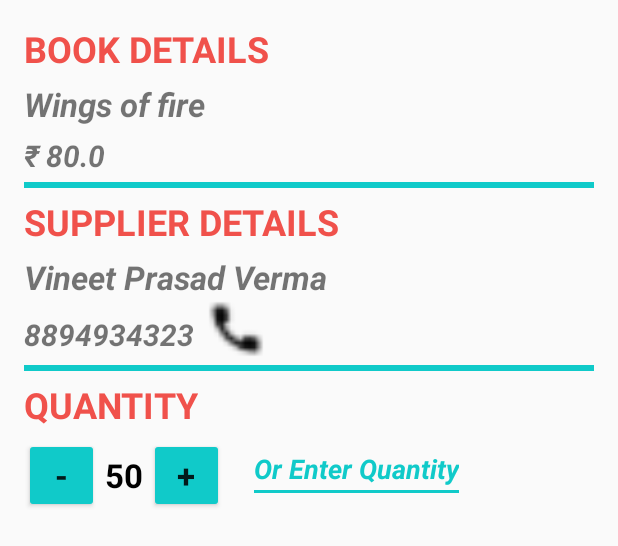
After one commit to VineetPrasadVerma/InventoryApp, an Android app: the layout product_details.xml on its own in the app's theme, with its tools: preview values and no code run, on a phone screen of 412 x 824 dp. The commit adds this screen. Shown: the top 546 px of the screen. Run offline under Robolectric (Android 15) with nearby library versions, the phone set to English and light mode, and no system bars.

Commit message:
Add prodcut_details.xml

```diff
--- /dev/null
+++ b/app/src/main/java/com/example/vineetprasadverma/inventoryapp/ProductDetails.java
@@ -0,0 +1,4 @@
+package com.example.vineetprasadverma.inventoryapp;
+
+public class ProductDetails {
+}
--- /dev/null
+++ b/app/src/main/res/layout/product_details.xml
@@ -0,0 +1,147 @@
+<?xml version="1.0" encoding="utf-8"?>
+<LinearLayout xmlns:android="http://schemas.android.com/apk/res/android"
+    xmlns:tools="http://schemas.android.com/tools"
+    android:layout_width="match_parent"
+    android:layout_height="match_parent"
+    android:orientation="vertical"
+    android:padding="@dimen/sixteen_dp">
+
+    <TextView
+        android:layout_width="wrap_content"
+        android:layout_height="wrap_content"
+        android:text="@string/book_details"
+        android:textColor="@color/orange_color"
+        android:textSize="@dimen/twenty_four_sp"
+        android:textStyle="bold" />
+
+    <TextView
+        android:id="@+id/details_book_name"
+        android:layout_width="wrap_content"
+        android:layout_height="wrap_content"
+        android:layout_marginTop="@dimen/six_dp"
+        android:textSize="@dimen/twenty_two_sp"
+        android:textStyle="bold|italic"
+        tools:text="Wings of fire" />
+
+    <TextView
+        android:id="@+id/details_book_price"
+        android:layout_width="wrap_content"
+        android:layout_height="wrap_content"
+        android:layout_marginTop="@dimen/six_dp"
+        android:textSize="@dimen/twenty_sp"
+        android:textStyle="bold|italic"
+        tools:text="@string/eighty" />
+
+    <View
+        android:layout_width="match_parent"
+        android:layout_height="@dimen/four_dp"
+        android:layout_marginTop="@dimen/four_dp"
+        android:background="@color/color_Accent" />
+
+    <TextView
+        android:layout_width="wrap_content"
+        android:layout_height="wrap_content"
+        android:layout_marginTop="@dimen/six_dp"
+        android:text="@string/supplier_details"
+        android:textColor="@color/orange_color"
+        android:textSize="@dimen/twenty_four_sp"
+        android:textStyle="bold" />
+
+    <TextView
+        android:id="@+id/details_supplier_name"
+        android:layout_width="wrap_content"
+        android:layout_height="wrap_content"
+        android:layout_marginTop="@dimen/six_dp"
+        android:textSize="@dimen/twenty_two_sp"
+        android:textStyle="bold|italic"
+        tools:text="Vineet Prasad Verma" />
+
+    <LinearLayout
+        android:layout_width="match_parent"
+        android:layout_height="wrap_content"
+        android:orientation="horizontal">
+
+        <TextView
+            android:id="@+id/details_supplier_phone_no"
+            android:layout_width="wrap_content"
+            android:layout_height="wrap_content"
+            android:layout_marginTop="@dimen/six_dp"
+            android:textSize="@dimen/twenty_sp"
+            android:textStyle="bold|italic"
+            tools:text="8894934323" />
+
+        <Button
+            android:id="@+id/order_button"
+            android:layout_width="@dimen/fourty_dp"
+            android:layout_height="@dimen/fourty_dp"
+            android:background="@drawable/call_black"
+            android:layout_marginLeft="@dimen/eight_dp" />
+    </LinearLayout>
+
+    <View
+        android:layout_width="match_parent"
+        android:layout_height="@dimen/four_dp"
+        android:layout_marginTop="@dimen/four_dp"
+        android:background="@color/color_Accent" />
+
+    <TextView
+        android:layout_width="wrap_content"
+        android:layout_height="wrap_content"
+        android:layout_marginTop="@dimen/six_dp"
+        android:text="@string/quantity_tag"
+        android:textColor="@color/orange_color"
+        android:textSize="@dimen/twenty_four_sp"
+        android:textStyle="bold" />
+
+    <LinearLayout
+        android:layout_width="match_parent"
+        android:layout_height="wrap_content"
+        android:orientation="horizontal">
+
+        <Button
+            android:id="@+id/decrement_button"
+            android:layout_width="@dimen/fifty_dp"
+            android:layout_height="@dimen/fifty_dp"
+            android:layout_marginTop="@dimen/six_dp"
+            android:backgroundTint="@color/color_Accent"
+            android:text="-"
+            android:textAppearance="?android:textAppearanceLarge"
+            android:textStyle="bold" />
+
+
+        <TextView
+            android:id="@+id/details_quantity"
+            android:layout_width="wrap_content"
+            android:layout_height="wrap_content"
+            android:layout_marginTop="@dimen/six_dp"
+            android:paddingLeft="@dimen/four_dp"
+            android:paddingRight="@dimen/four_dp"
+            android:textColor="@android:color/black"
+            android:textSize="@dimen/twenty_two_sp"
+            android:textStyle="bold"
+            tools:text="50" />
+
+        <Button
+            android:id="@+id/increment_button"
+            android:layout_width="@dimen/fifty_dp"
+            android:layout_height="@dimen/fifty_dp"
+            android:layout_marginTop="@dimen/six_dp"
+            android:backgroundTint="@color/color_Accent"
+            android:text="+"
+            android:textAppearance="?android:textAppearanceLarge"
+            android:textStyle="bold" />
+
+        <EditText
+            android:id="@+id/detail_enter_quantity"
+            android:layout_height="wrap_content"
+            android:layout_width="wrap_content"
+            android:hint="Or Enter Quantity"
+            android:textColor="@color/color_Accent"
+            android:textColorHint="@color/color_Accent"
+            android:textStyle="italic|bold"
+            android:layout_marginLeft="16dp"/>
+
+    </LinearLayout>
+
+
+</LinearLayout>
--- a/app/src/main/res/values/dimens.xml
+++ b/app/src/main/res/values/dimens.xml
@@ -5,4 +5,12 @@
     <dimen name="zero_dp">0dp</dimen>
     <dimen name="fourty_dp">40dp</dimen>
     <dimen name="hundred_dp">100dp</dimen>
+    <dimen name="twenty_four_sp">24sp</dimen>
+    <dimen name="six_dp">6dp</dimen>
+    <dimen name="twenty_two_sp">22sp</dimen>
+    <dimen name="sixteen_sp">16sp</dimen>
+    <dimen name="one_dp">1dp</dimen>
+    <dimen name="fifty_dp">50dp</dimen>
+    <dimen name="twenty_sp">20sp</dimen>
+    <dimen name="eight_dp">8dp</dimen>
 </resources>
--- a/app/src/main/res/values/strings.xml
+++ b/app/src/main/res/values/strings.xml
@@ -40,4 +40,8 @@
     <string name="sold_book">Book sold successfully</string>
     <string name="book_cannot_be_sold_unknown_error">Book cannot be sold due to unknown error</string>
     <string name="not_in_stock">Book not in stock</string>
+    <string name="eighty">₹ 80.0</string>
+    <string name="book_details">BOOK DETAILS</string>
+    <string name="supplier_details">SUPPLIER DETAILS</string>
+    <string name="quantity_tag">QUANTITY</string>
 </resources>
```
Also changed, not shown: app/src/main/res/drawable-hdpi/call_black.png (added), app/src/main/res/drawable-hdpi/call_white.png (added), app/src/main/res/drawable-hdpi/create_white.png (added), app/src/main/res/drawable-mdpi/call_black.png (added), app/src/main/res/drawable-mdpi/call_white.png (added), app/src/main/res/drawable-mdpi/create_white.png (added), app/src/main/res/drawable-xhdpi/call_black.png (added), app/src/main/res/drawable-xhdpi/call_white.png (added), app/src/main/res/drawable-xhdpi/create_white.png (added), app/src/main/res/drawable-xxhdpi/call_black.png (added), app/src/main/res/drawable-xxhdpi/call_white.png (added), app/src/main/res/drawable-xxhdpi/create_white.png (added), app/src/main/res/drawable-xxxhdpi/call_black.png (added), app/src/main/res/drawable-xxxhdpi/call_white.png (added), 1 more files.
